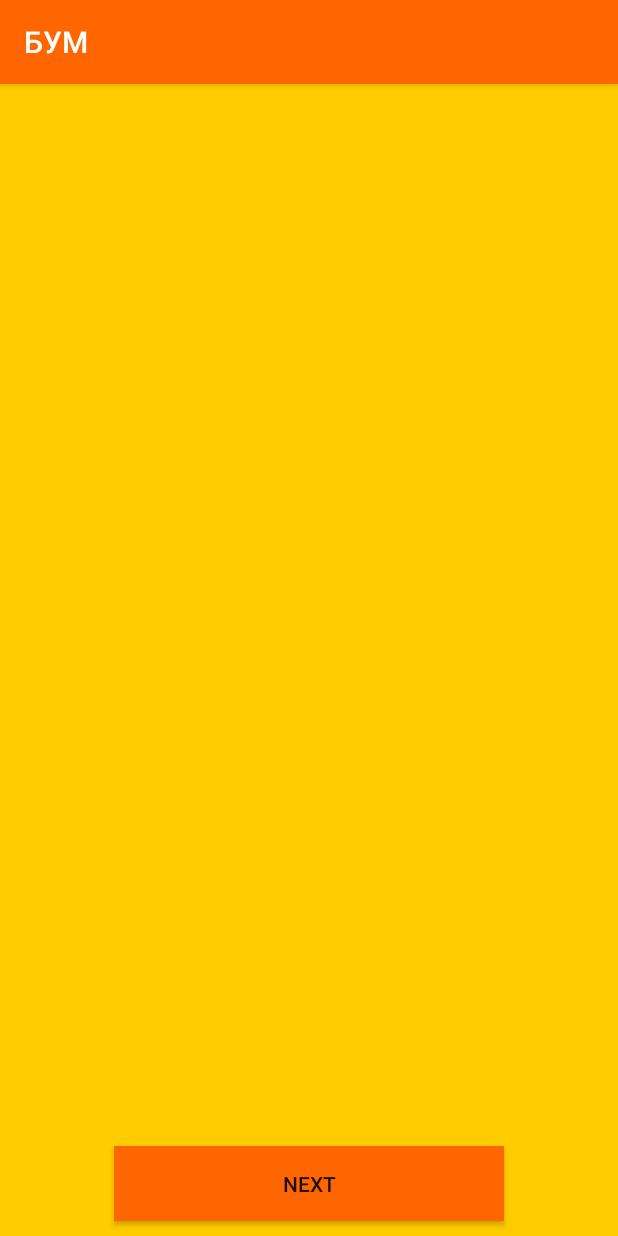
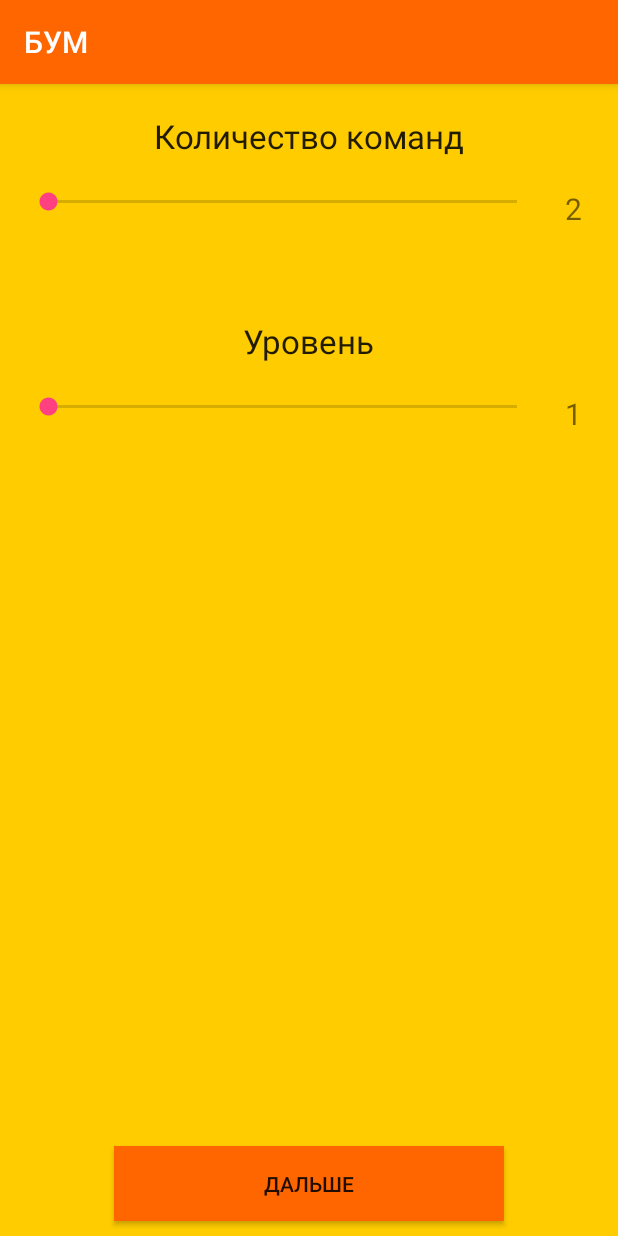
Before and after one commit to Nadtochii/boom, an Android app: the screen it shows after launch (MainActivity), after a tap on "ИГРАТЬ", on a phone screen of 412 x 824 dp. Run offline under Robolectric (Android 15) with nearby library versions, the phone set to English and light mode, and no system bars.

Commit message:
Add SeekBars

```diff
--- a/app/src/main/java/com/example/sasha/myapplication/fragments/FragmentMain.java
+++ b/app/src/main/java/com/example/sasha/myapplication/fragments/FragmentMain.java
@@ -9,6 +9,7 @@ import android.view.ViewGroup;
 import android.widget.Button;
 
 import com.example.sasha.myapplication.R;
+import com.example.sasha.myapplication.game.Game;
 
 /**
  * Created by Sasha on 09.04.2016.
@@ -38,6 +39,8 @@ public class FragmentMain extends Fragment {
         mPlayButton.setOnClickListener(new View.OnClickListener() {
             @Override
             public void onClick(View v) {
+                //Game newGame= new Game();
+                //Game.setCurrentGame(newGame);
                 getActivity().getSupportFragmentManager().beginTransaction().replace(R.id.fragment_container, new FragmentTeams()).addToBackStack(null).commit();
             }
         });
--- a/app/src/main/java/com/example/sasha/myapplication/fragments/FragmentTeams.java
+++ b/app/src/main/java/com/example/sasha/myapplication/fragments/FragmentTeams.java
@@ -5,13 +5,18 @@ import android.support.v4.app.Fragment;
 import android.view.LayoutInflater;
 import android.view.View;
 import android.view.ViewGroup;
+import android.widget.SeekBar;
+import android.widget.TextView;
 
 import com.example.sasha.myapplication.R;
+import com.example.sasha.myapplication.game.Game;
 
 /**
  * Created by Sasha on 09.04.2016.
  */
+
 public class FragmentTeams extends Fragment {
+
     private View mView;
 
     @Override
@@ -20,6 +25,28 @@ public class FragmentTeams extends Fragment {
             return mView;
 
         mView = inflater.inflate(R.layout.fragment_teams, container, false);
+
+        final TextView teamsTextView = (TextView) mView.findViewById(R.id.teamsTextView);
+        SeekBar numTeamsSeekBar = (SeekBar) mView.findViewById(R.id.teamsSeekBar);
+        numTeamsSeekBar.setOnSeekBarChangeListener(new SeekBar.OnSeekBarChangeListener() {
+            @Override
+            public void onProgressChanged(SeekBar seekBar, int progress, boolean fromUser) {
+                teamsTextView.setText(String.valueOf(Game.MIN_TEAMS_COUNT + progress));
+            }
+
+            @Override
+            public void onStartTrackingTouch(SeekBar seekBar) {
+
+            }
+
+            @Override
+            public void onStopTrackingTouch(SeekBar seekBar) {
+
+            }
+        });
+
         return mView;
+
+        //Game.getCurrentGame().setNumTeams(4);
     }
 }
--- /dev/null
+++ b/app/src/main/java/com/example/sasha/myapplication/game/Game.java
@@ -0,0 +1,32 @@
+package com.example.sasha.myapplication.game;
+
+/**
+ * Created by Sasha on 03.05.2016.
+ */
+public class Game {
+
+    public static final int MIN_TEAMS_COUNT = 2;
+
+    private static Game sCurrentGame = null;
+
+    private int mNumTeams = 2;
+    private int mLevel = 4;
+
+    public Game(int numTeams, int level) {
+        mNumTeams = numTeams;
+        mLevel = level;
+    }
+
+    public int getNumTeams() {
+        return mNumTeams;
+    }
+
+    public static Game getCurrentGame() {
+        return sCurrentGame;
+    }
+
+    public static void setCurrentGame(Game game) {
+        sCurrentGame = game;
+    }
+
+}
--- a/app/src/main/res/layout/fragment_teams.xml
+++ b/app/src/main/res/layout/fragment_teams.xml
@@ -11,6 +11,86 @@
         android:layout_centerHorizontal="true"
         android:background="@color/btnBackgroundColor"
         android:layout_marginBottom="@dimen/margin_bottom"
-        android:text="next"/>
+        android:text="@string/next"
+        android:id="@+id/button" />
+
+    <LinearLayout
+        android:orientation="vertical"
+        android:layout_width="match_parent"
+        android:layout_height="match_parent"
+        android:layout_alignParentTop="true"
+        android:layout_centerHorizontal="true">
+
+        <TextView
+            android:layout_width="wrap_content"
+            android:layout_height="wrap_content"
+            android:textAppearance="?android:attr/textAppearanceLarge"
+            android:text="@string/teams_number"
+            android:id="@+id/textView"
+            android:layout_gravity="center_horizontal"
+            android:layout_marginBottom="20dp"
+            android:layout_marginTop="20dp"/>
+
+        <LinearLayout
+            android:layout_width="match_parent"
+            android:layout_height="wrap_content"
+            android:orientation="horizontal">
+
+            <SeekBar
+                android:layout_width="0dp"
+                android:layout_height="wrap_content"
+                android:layout_marginLeft="16dp"
+                android:layout_marginRight="16dp"
+                android:layout_weight="1"
+                android:id="@+id/teamsSeekBar"
+                android:layout_gravity="center_horizontal"
+                android:max="8"/>
+
+            <TextView
+                android:id="@+id/teamsTextView"
+                android:layout_width="wrap_content"
+                android:layout_height="wrap_content"
+                android:layout_marginRight="24dp"
+                android:textSize="20sp"
+                android:text="2"/>
+
+        </LinearLayout>
+
+        <TextView
+            android:layout_width="wrap_content"
+            android:layout_height="wrap_content"
+            android:textAppearance="?android:attr/textAppearanceLarge"
+            android:text="@string/level"
+            android:id="@+id/textView1"
+            android:layout_gravity="center_horizontal"
+            android:layout_marginBottom="20dp"
+            android:layout_marginTop="60dp"/>
+
+        <LinearLayout
+            android:layout_width="match_parent"
+            android:layout_height="wrap_content"
+            android:orientation="horizontal">
+
+            <SeekBar
+                android:layout_width="0dp"
+                android:layout_height="wrap_content"
+                android:layout_marginLeft="16dp"
+                android:layout_marginRight="16dp"
+                android:layout_weight="1"
+                android:id="@+id/levelSeekBar"
+                android:layout_gravity="center_horizontal"
+                android:max="8"/>
+
+            <TextView
+                android:id="@+id/levelTextView"
+                android:layout_width="wrap_content"
+                android:layout_height="wrap_content"
+                android:layout_marginRight="24dp"
+                android:textSize="20sp"
+                android:text="1"/>
+
+        </LinearLayout>
+
+    </LinearLayout>
 
 </RelativeLayout>
--- a/app/src/main/res/values/strings.xml
+++ b/app/src/main/res/values/strings.xml
@@ -4,4 +4,6 @@
     <string name="rules">Правила</string>
     <string name="exit">Выход</string>
     <string name="next">Дальше</string>
+    <string name="teams_number">Количество команд</string>
+    <string name="level">Уровень</string>
 </resources>
```
